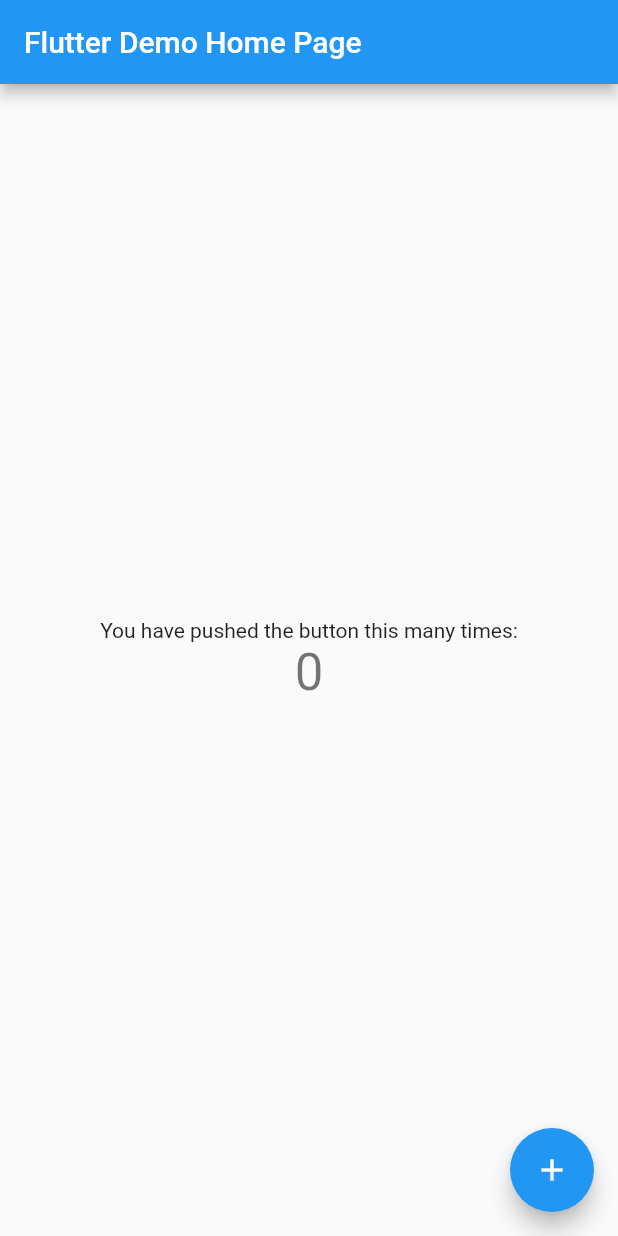
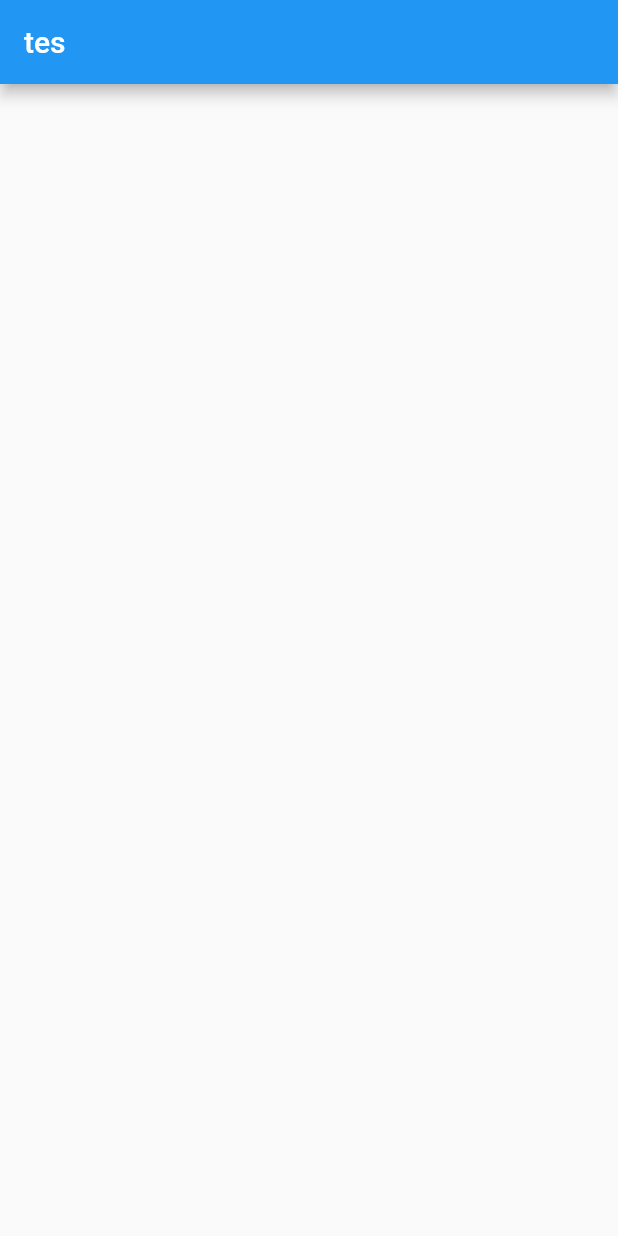
Before and after one commit to rianjanuarian/Project-PlayStore, a Flutter app: the screen it shows after launch, on a phone screen of 412 x 824 dp. Run offline on Flutter 3.47's test engine with Material 2 defaults, Android fonts, the phone set to English and light mode, and no system bars.

Commit message:
Update main.dart

```diff
--- a/ping_pong_big_ding_dong/lib/main.dart
+++ b/ping_pong_big_ding_dong/lib/main.dart
@@ -6,110 +6,22 @@
 
 class MyApp extends StatelessWidget {
   const MyApp({super.key});
-
-  // This widget is the root of your application.
   @override
   Widget build(BuildContext context) {
     return MaterialApp(
-      title: 'Flutter Demo',
-      theme: ThemeData(
-        // This is the theme of your application.
-        //
-        // Try running your application with "flutter run". You'll see the
-        // application has a blue toolbar. Then, without quitting the app, try
-        // changing the primarySwatch below to Colors.green and then invoke
-        // "hot reload" (press "r" in the console where you ran "flutter run",
-        // or simply save your changes to "hot reload" in a Flutter IDE).
-        // Notice that the counter didn't reset back to zero; the application
-        // is not restarted.
-        primarySwatch: Colors.blue,
-      ),
-      home: const MyHomePage(title: 'Flutter Demo Home Page'),
+      debugShowCheckedModeBanner: false,
+      home: MainPage(),
     );
   }
 }
 
-class MyHomePage extends StatefulWidget {
-  const MyHomePage({super.key, required this.title});
-
-  // This widget is the home page of your application. It is stateful, meaning
-  // that it has a State object (defined below) that contains fields that affect
-  // how it looks.
-
-  // This class is the configuration for the state. It holds the values (in this
-  // case the title) provided by the parent (in this case the App widget) and
-  // used by the build method of the State. Fields in a Widget subclass are
-  // always marked "final".
-
-  final String title;
-
-  @override
-  State<MyHomePage> createState() => _MyHomePageState();
-}
-
-class _MyHomePageState extends State<MyHomePage> {
-  int _counter = 0;
-
-  void _incrementCounter() {
-    setState(() {
-      // This call to setState tells the Flutter framework that something has
-      // changed in this State, which causes it to rerun the build method below
-      // so that the display can reflect the updated values. If we changed
-      // _counter without calling setState(), then the build method would not be
-      // called again, and so nothing would appear to happen.
-      _counter++;
-    });
-  }
-
+class MainPage extends StatelessWidget {
+  const MainPage({super.key});
   @override
   Widget build(BuildContext context) {
-    // This method is rerun every time setState is called, for instance as done
-    // by the _incrementCounter method above.
-    //
-    // The Flutter framework has been optimized to make rerunning build methods
-    // fast, so that you can just rebuild anything that needs updating rather
-    // than having to individually change instances of widgets.
     return Scaffold(
-      appBar: AppBar(
-        // Here we take the value from the MyHomePage object that was created by
-        // the App.build method, and use it to set our appbar title.
-        title: Text(widget.title),
-      ),
-      body: Center(
-        // Center is a layout widget. It takes a single child and positions it
-        // in the middle of the parent.
-        child: Column(
-          // Column is also a layout widget. It takes a list of children and
-          // arranges them vertically. By default, it sizes itself to fit its
-          // children horizontally, and tries to be as tall as its parent.
-          //
-          // Invoke "debug painting" (press "p" in the console, choose the
-          // "Toggle Debug Paint" action from the Flutter Inspector in Android
-          // Studio, or the "Toggle Debug Paint" command in Visual Studio Code)
-          // to see the wireframe for each widget.
-          //
-          // Column has various properties to control how it sizes itself and
-          // how it positions its children. Here we use mainAxisAlignment to
-          // center the children vertically; the main axis here is the vertical
-          // axis because Columns are vertical (the cross axis would be
-          // horizontal).
-          mainAxisAlignment: MainAxisAlignment.center,
-          children: <Widget>[
-            const Text(
-              'You have pushed the button this many times:',
-            ),
-            Text(
-              '$_counter',
-              style: Theme.of(context).textTheme.headline4,
-            ),
-          ],
-        ),
-      ),
-      floatingActionButton: FloatingActionButton(
-        onPressed: _incrementCounter,
-        tooltip: 'Increment',
-        child: const Icon(Icons.add),
-      ), // This trailing comma makes auto-formatting nicer for build methods.
+      appBar: AppBar(title: Text("tes")),
+      body: Container(),
     );
   }
 }
```
